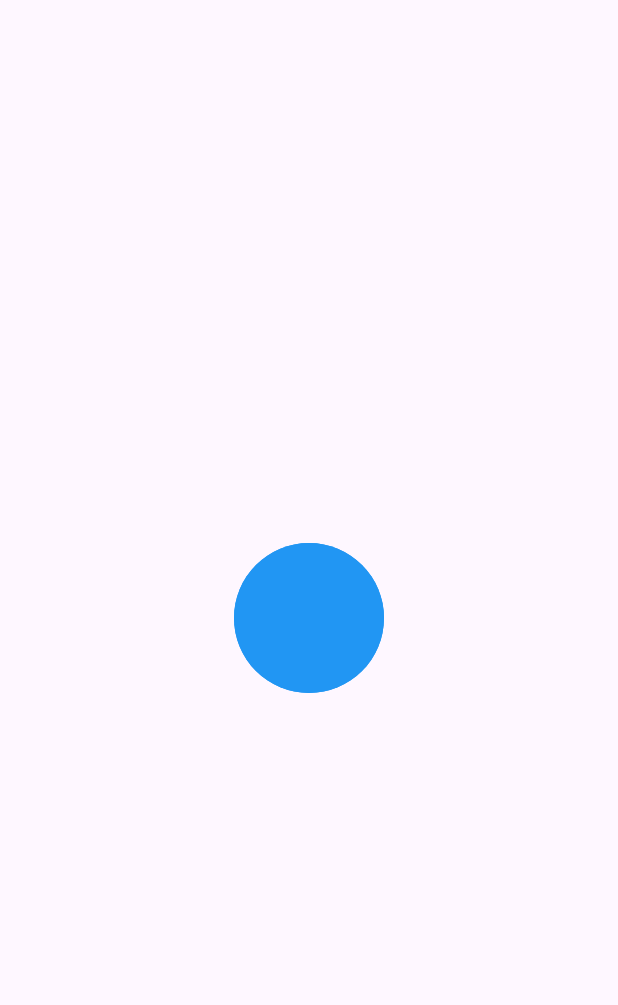
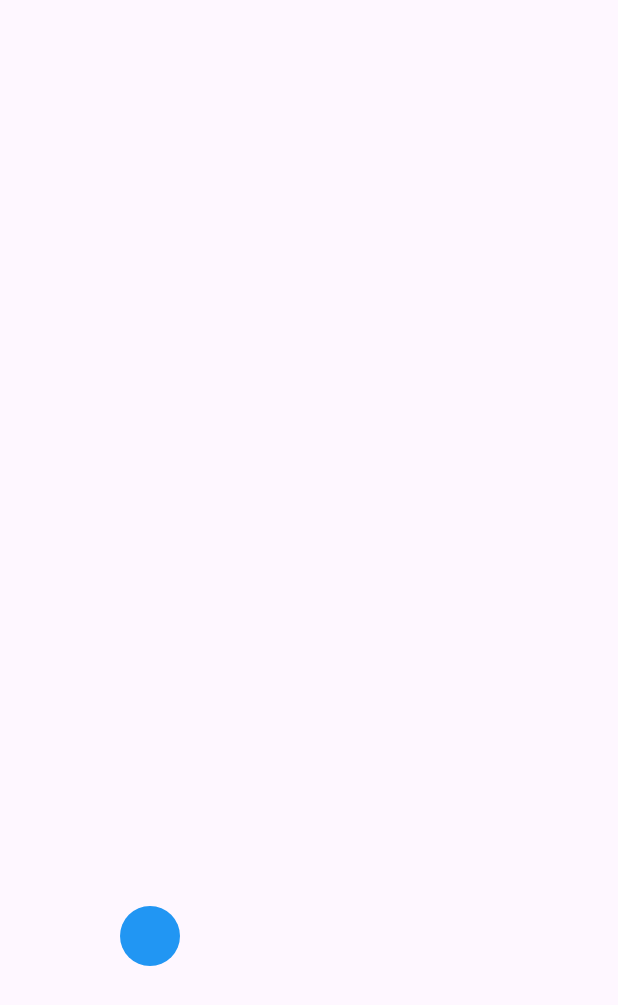
Before and after one commit to piro-piyush/animation, a Flutter app: the first screen one second after launch, on a phone screen of 412 x 824 dp. Shown: the top 1005 px of the screen. Run offline on Flutter 3.47's test engine with Material 3 defaults, Android fonts, the phone set to English and light mode, and no system bars.

Commit message:
custom paint animation

```diff
--- a/lib/custom_painter_example/bouncing_ball_animation.dart
+++ b/lib/custom_painter_example/bouncing_ball_animation.dart
@@ -7,7 +7,27 @@ class BouncingBallAnimation extends StatefulWidget {
   State<BouncingBallAnimation> createState() => _BouncingBallAnimationState();
 }
 
-class _BouncingBallAnimationState extends State<BouncingBallAnimation> {
+class _BouncingBallAnimationState extends State<BouncingBallAnimation>
+    with SingleTickerProviderStateMixin {
+  late AnimationController controller;
+  late Animation<double> animation;
+
+  @override
+  void initState() {
+    super.initState();
+    controller = AnimationController(
+        vsync: this, duration: const Duration(milliseconds: 200));
+    animation = Tween<double>(begin: 0, end: 1).animate(controller);
+    animation.addStatusListener((status) {
+      if (status == AnimationStatus.completed) {
+        controller.reverse();
+      } else if (status == AnimationStatus.dismissed) {
+        controller.forward();
+      }
+    });
+    controller.forward();
+  }
+
   @override
   Widget build(BuildContext context) {
     return Scaffold(
@@ -15,10 +35,36 @@ class _BouncingBallAnimationState extends State<BouncingBallAnimation> {
         child: Column(
           mainAxisAlignment: MainAxisAlignment.end,
           children: [
-            // Need Ball
+            AnimatedBuilder(
+                animation: animation,
+                builder: (context, child) {
+                  return CustomPaint(
+                    size: const Size(200, 200),
+                    painter: BouncingBallPainter(animation.value),
+                  );
+                })
           ],
         ),
       ),
     );
   }
 }
+
+class BouncingBallPainter extends CustomPainter {
+  final double animationValue;
+
+  BouncingBallPainter(this.animationValue);
+
+  @override
+  void paint(Canvas canvas, Size size) {
+    canvas.drawCircle(
+        Offset(size.width / 2, size.height - (size.height * animationValue)),
+        20,
+        Paint()..color = Colors.blue);
+  }
+
+  @override
+  bool shouldRepaint(covariant CustomPainter oldDelegate) {
+    return true;
+  }
+}
--- a/lib/main.dart
+++ b/lib/main.dart
@@ -1,3 +1,4 @@
+import 'package:animation/custom_painter_example/bouncing_ball_animation.dart';
 import 'package:animation/page_route_builder_animation/splash_animation.dart';
 import 'package:flutter/material.dart';
 
@@ -16,6 +17,6 @@ class MyApp extends StatelessWidget {
           colorScheme: ColorScheme.fromSeed(seedColor: Colors.deepPurple),
           useMaterial3: true,
         ),
-        home: const SplashAnimation());
+        home: const BouncingBallAnimation());
   }
 }
```
